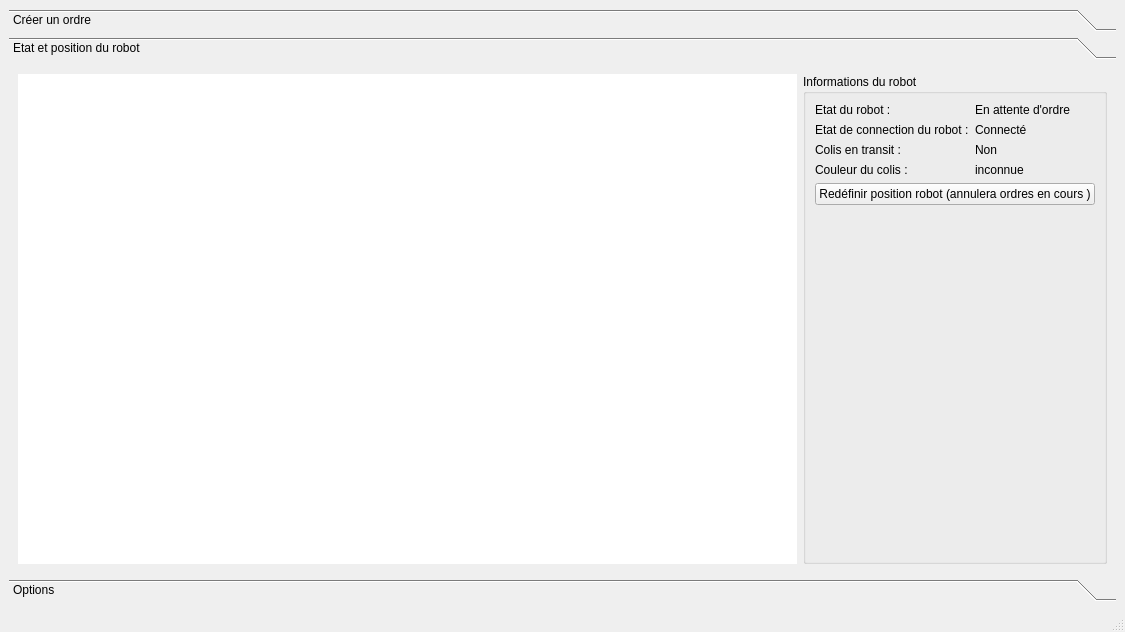
First picture: the form in delevery_ui/mainwindow.ui, repository gauthierbizzarri/Auto_scanner_robot, before the edit.
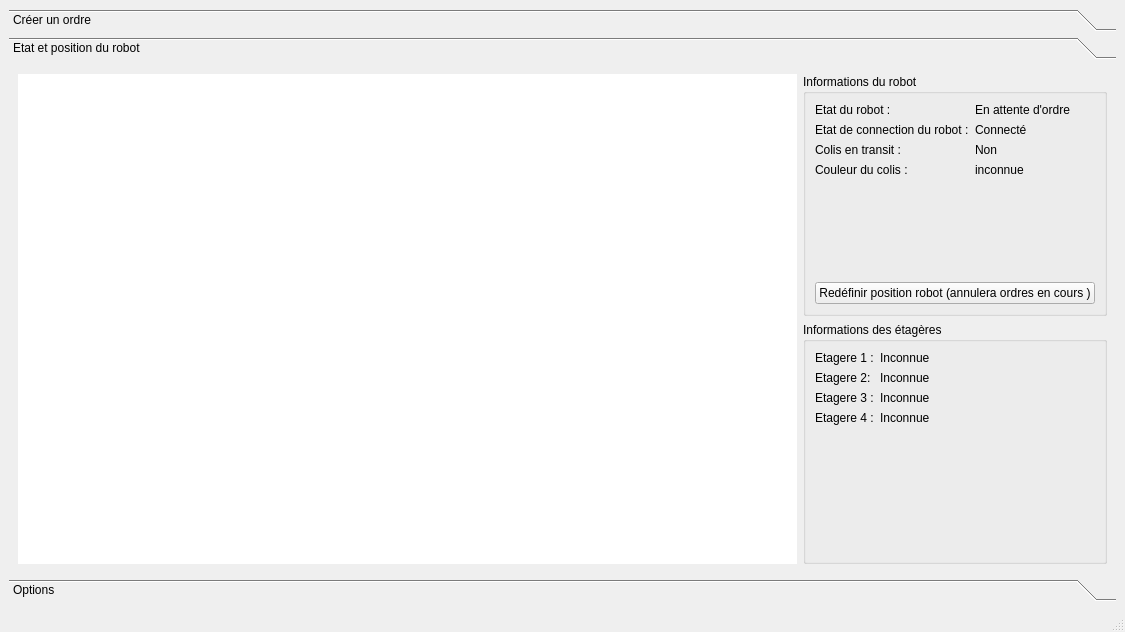
Second picture: the form after the edit. The open tabs and pages were chosen to show the change. Custom widgets are drawn as their Qt base class.

Patch:
```diff
--- a/delevery_ui/mainwindow.ui
+++ b/delevery_ui/mainwindow.ui
@@ -235,6 +235,8 @@
            </widget>
           </item>
           <item>
+           <layout class="QVBoxLayout" name="verticalLayout_4">
+            <item>
            <widget class="QGroupBox" name="groupBox">
             <property name="minimumSize">
              <size>
@@ -313,24 +315,79 @@
                </property>
               </widget>
              </item>
+              </layout>
+             </widget>
+            </item>
              <item>
-              <spacer name="verticalSpacer_2">
-               <property name="orientation">
-                <enum>Qt::Vertical</enum>
-               </property>
-               <property name="sizeHint" stdset="0">
-                <size>
-                 <width>20</width>
-                 <height>40</height>
-                </size>
-               </property>
-              </spacer>
-             </item>
-            </layout>
-           </widget>
-          </item>
-          <item>
-           <layout class="QVBoxLayout" name="verticalLayout_4"/>
+             <widget class="QGroupBox" name="groupBox_2">
+              <property name="title">
+               <string>Informations des étagères</string>
+              </property>
+              <layout class="QVBoxLayout" name="verticalLayout_6">
+               <item>
+                <layout class="QFormLayout" name="formLayout_2">
+                 <item row="0" column="0">
+                  <widget class="QLabel" name="label_4">
+                   <property name="text">
+                    <string>Etagere 1 :</string>
+                   </property>
+                  </widget>
+                 </item>
+                 <item row="0" column="1">
+                  <widget class="IconLabel" name="loader1">
+                   <property name="text">
+                    <string>Inconnue</string>
+                   </property>
+                  </widget>
+                 </item>
+                 <item row="1" column="0">
+                  <widget class="QLabel" name="label_8">
+                   <property name="text">
+                    <string>Etagere 2:</string>
+                   </property>
+                  </widget>
+                 </item>
+                 <item row="1" column="1">
+                  <widget class="IconLabel" name="loader2">
+                   <property name="text">
+                    <string>Inconnue</string>
+                   </property>
+                  </widget>
+                 </item>
+                 <item row="2" column="0">
+                  <widget class="QLabel" name="label_12">
+                   <property name="text">
+                    <string>Etagere 3 :</string>
+                   </property>
+                  </widget>
+                 </item>
+                 <item row="2" column="1">
+                  <widget class="IconLabel" name="loader3">
+                   <property name="text">
+                    <string>Inconnue</string>
+                   </property>
+                  </widget>
+                 </item>
+                 <item row="3" column="0">
+                  <widget class="QLabel" name="label_14">
+                   <property name="text">
+                    <string>Etagere 4 :</string>
+                   </property>
+                  </widget>
+                 </item>
+                 <item row="3" column="1">
+                  <widget class="IconLabel" name="loader4">
+                   <property name="text">
+                    <string>Inconnue</string>
+                   </property>
+                  </widget>
+                 </item>
+                </layout>
+               </item>
+              </layout>
+             </widget>
+            </item>
+           </layout>
           </item>
          </layout>
         </item>
```
Left out of the diff: 9 changed lines with no effect on the pictures. Lines whose indentation alone changed are shown as unchanged.
